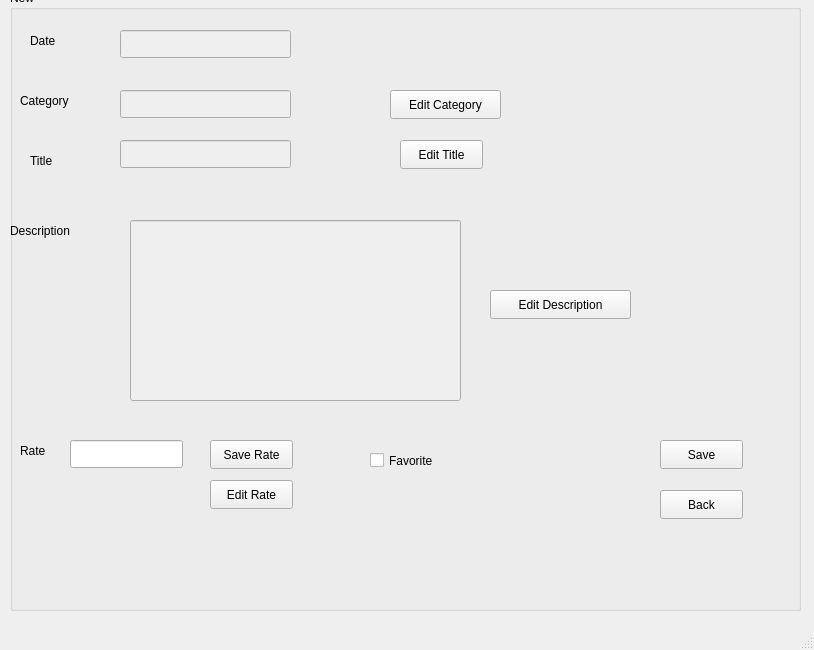
Above: news.ui from Kero-83/NewManagementSystem before the change. Below: the same form after it.
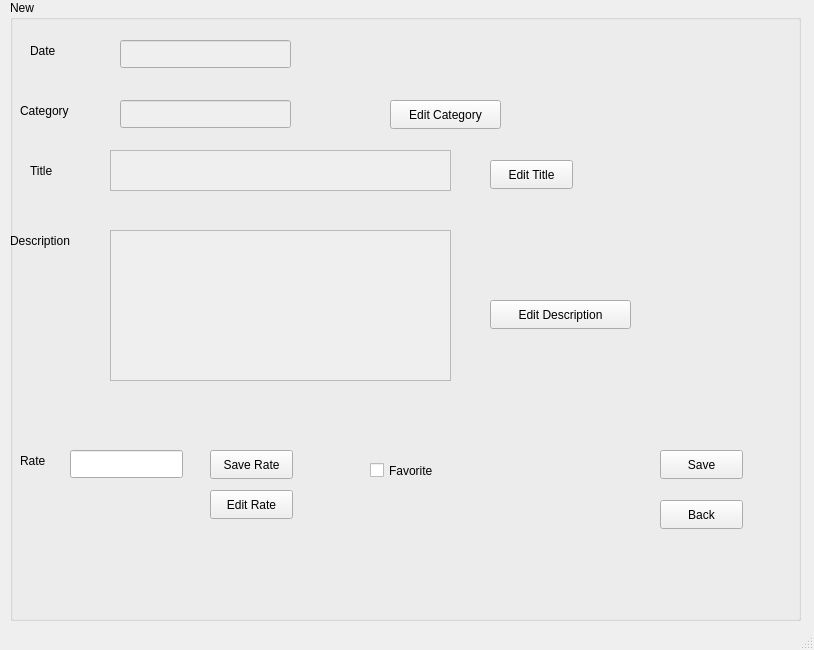
That is the form after the change.

The edit to the form file:
```diff
--- a/news.ui
+++ b/news.ui
@@ -15,10 +15,13 @@
   </property>
   <widget class="QWidget" name="centralwidget">
    <widget class="QGroupBox" name="groupBox">
+    <property name="enabled">
+     <bool>true</bool>
+    </property>
     <property name="geometry">
      <rect>
       <x>10</x>
-      <y>-10</y>
+      <y>0</y>
       <width>791</width>
       <height>621</height>
      </rect>
@@ -91,32 +94,6 @@
       </rect>
      </property>
     </widget>
-    <widget class="QLineEdit" name="lineEdit_Title">
-     <property name="enabled">
-      <bool>false</bool>
-     </property>
-     <property name="geometry">
-      <rect>
-       <x>110</x>
-       <y>150</y>
-       <width>171</width>
-       <height>28</height>
-      </rect>
-     </property>
-    </widget>
-    <widget class="QLineEdit" name="lineEdit_Description">
-     <property name="enabled">
-      <bool>false</bool>
-     </property>
-     <property name="geometry">
-      <rect>
-       <x>120</x>
-       <y>230</y>
-       <width>331</width>
-       <height>181</height>
-      </rect>
-     </property>
-    </widget>
     <widget class="QPushButton" name="pushButton">
      <property name="geometry">
       <rect>
@@ -185,8 +162,8 @@
     <widget class="QPushButton" name="pushButton_editTitle">
      <property name="geometry">
       <rect>
-       <x>390</x>
-       <y>150</y>
+       <x>480</x>
+       <y>160</y>
        <width>83</width>
        <height>29</height>
       </rect>
@@ -257,6 +234,38 @@
       <string>Edit Category</string>
      </property>
     </widget>
+    <widget class="QPlainTextEdit" name="plainTextEdit_Description">
+     <property name="enabled">
+      <bool>false</bool>
+     </property>
+     <property name="geometry">
+      <rect>
+       <x>100</x>
+       <y>230</y>
+       <width>341</width>
+       <height>151</height>
+      </rect>
+     </property>
+     <property name="styleSheet">
+      <string notr="true">border-color: rgb(255, 255, 255);</string>
+     </property>
+    </widget>
+    <widget class="QPlainTextEdit" name="plainTextEdit_Title">
+     <property name="enabled">
+      <bool>false</bool>
+     </property>
+     <property name="geometry">
+      <rect>
+       <x>100</x>
+       <y>150</y>
+       <width>341</width>
+       <height>41</height>
+      </rect>
+     </property>
+     <property name="styleSheet">
+      <string notr="true">border-color: rgb(255, 255, 255);</string>
+     </property>
+    </widget>
    </widget>
   </widget>
   <widget class="QMenuBar" name="menubar">
```
